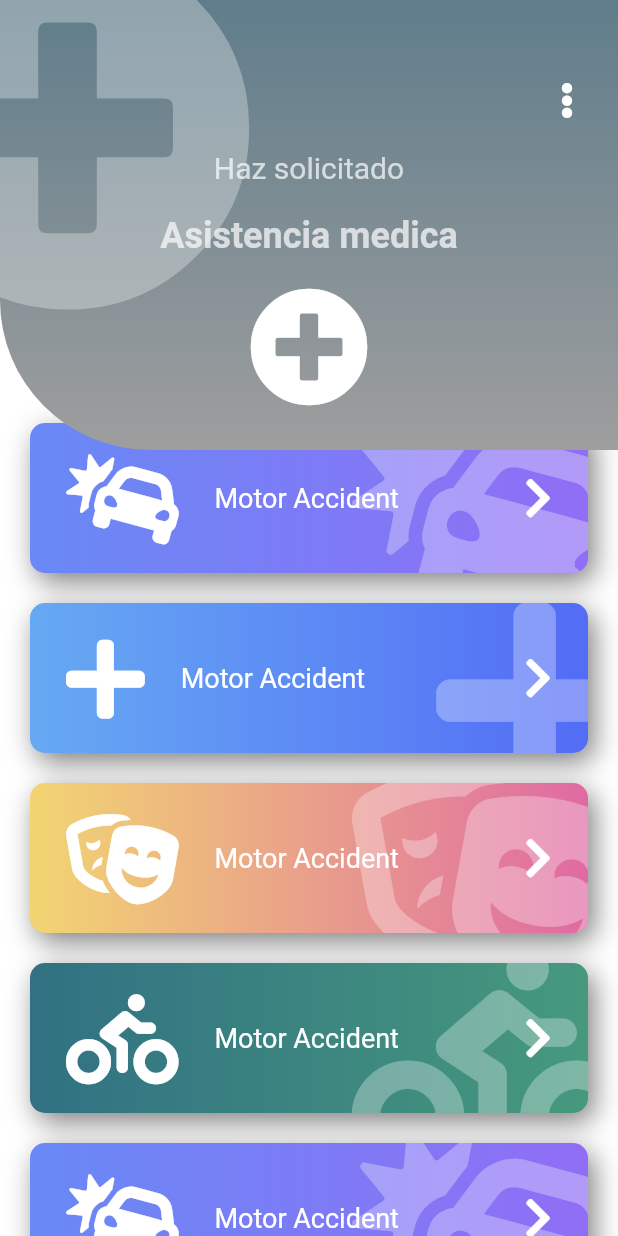
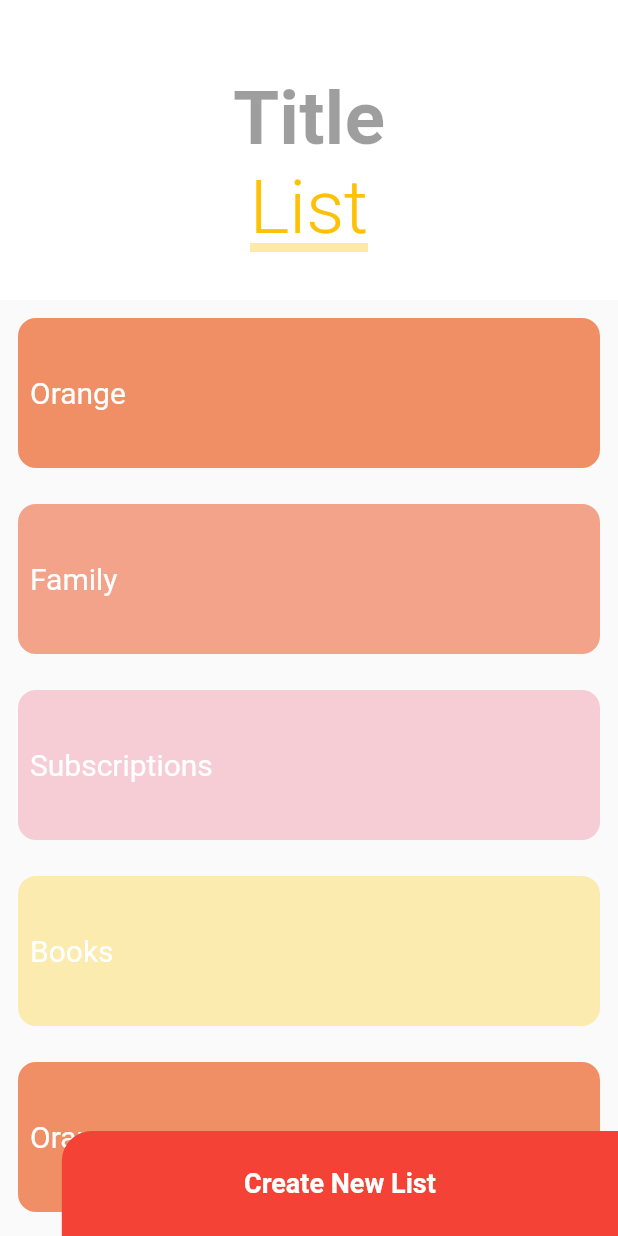
Before and after one commit to CrisRonda/flutter-animations, a Flutter app: the screen it shows after launch, on a phone screen of 412 x 824 dp. Run offline on Flutter 3.47's test engine with Material 2 defaults, Android fonts, the phone set to English and light mode, and no system bars; our stand-ins replace animate_do, flutter_svg, font_awesome_flutter.

Commit message:
Sliver List App

```diff
--- a/lib/main.dart
+++ b/lib/main.dart
@@ -5,7 +5,8 @@
 // import 'package:animations/src/pages/circular_graph_pages.dart';
 // import 'package:animations/src/pages/slide_show_page.dart';
 // import 'package:animations/src/pages/pinterest_page.dart';
-import 'package:animations/src/pages/emergency_page.dart';
+// import 'package:animations/src/pages/emergency_page.dart';
+import 'package:animations/src/pages/sliver_page.dart';
 import 'package:flutter/material.dart';
 
 void main() => runApp(MyApp());
@@ -16,6 +17,6 @@ class MyApp extends StatelessWidget {
     return MaterialApp(
         title: 'Material App',
         debugShowCheckedModeBanner: false,
-        home: EmergencyPage());
+        home: SliverPage());
   }
 }
--- /dev/null
+++ b/lib/src/pages/sliver_page.dart
@@ -0,0 +1,203 @@
+import 'package:flutter/material.dart';
+
+class SliverPage extends StatelessWidget {
+  const SliverPage({Key? key}) : super(key: key);
+
+  @override
+  Widget build(BuildContext context) {
+    return Scaffold(
+      body: Stack(children: [
+        _MainScroll(),
+        Positioned(bottom: 0, right: 0, child: _ButtonNewList())
+      ]),
+      // body: _ListViewWithSliver(),
+    );
+  }
+}
+
+class _ButtonNewList extends StatelessWidget {
+  const _ButtonNewList({Key? key}) : super(key: key);
+
+  @override
+  Widget build(BuildContext context) {
+    final size = MediaQuery.of(context).size;
+    return GestureDetector(
+      onTap: () {},
+      child: Container(
+        height: 70,
+        alignment: Alignment.center,
+        width: size.width * 0.9,
+        child: Text(
+          "Create New List",
+          style: TextStyle(
+              color: Colors.white, fontWeight: FontWeight.w700, fontSize: 18),
+        ),
+        decoration: BoxDecoration(
+          color: Colors.red,
+          borderRadius: BorderRadius.only(topLeft: Radius.circular(20)),
+        ),
+      ),
+    );
+  }
+}
+
+class _MainScroll extends StatelessWidget {
+  final items = [
+    _ListItem(title: 'Orange', color: Color(0xffF08F66)),
+    _ListItem(title: 'Family', color: Color(0xffF2A38A)),
+    _ListItem(title: 'Subscriptions', color: Color(0xffF7CDD5)),
+    _ListItem(title: 'Books', color: Color(0xffFCEBAF)),
+    _ListItem(title: 'Orange', color: Color(0xffF08F66)),
+    _ListItem(title: 'Family', color: Color(0xffF2A38A)),
+    _ListItem(title: 'Subscriptions', color: Color(0xffF7CDD5)),
+    _ListItem(title: 'Books', color: Color(0xffFCEBAF)),
+    _ListItem(title: 'Orange', color: Color(0xffF08F66)),
+    _ListItem(title: 'Family', color: Color(0xffF2A38A)),
+    _ListItem(title: 'Subscriptions', color: Color(0xffF7CDD5)),
+    _ListItem(title: 'Books', color: Color(0xffFCEBAF)),
+    _ListItem(title: 'Orange', color: Color(0xffF08F66)),
+    _ListItem(title: 'Family', color: Color(0xffF2A38A)),
+    _ListItem(title: 'Subscriptions', color: Color(0xffF7CDD5)),
+    _ListItem(title: 'Books', color: Color(0xffFCEBAF)),
+  ];
+
+  @override
+  Widget build(BuildContext context) {
+    return CustomScrollView(
+      slivers: [
+        // SliverAppBar(
+        //   backgroundColor: Colors.red,
+        //   title: Text("Holiiiii"),
+        //   floating: true,
+        // ),
+        SliverPersistentHeader(
+            floating: true,
+            delegate: _SliverCustomHeaderDelegate(
+                maxHeight: 200,
+                minHeight: 170,
+                child: Container(color: Colors.white, child: _Title()))),
+        SliverList(
+            delegate:
+                SliverChildListDelegate([...items, SizedBox(height: 100)])),
+      ],
+    );
+  }
+}
+
+class _SliverCustomHeaderDelegate extends SliverPersistentHeaderDelegate {
+  final double minHeight;
+  final double maxHeight;
+  final Widget child;
+  _SliverCustomHeaderDelegate(
+      {required this.minHeight, required this.maxHeight, required this.child});
+  @override
+  Widget build(
+      BuildContext context, double shrinkOffset, bool overlapsContent) {
+    return SizedBox.expand(child: child);
+  }
+
+  @override
+  double get maxExtent => maxHeight > minExtent ? maxHeight : minExtent;
+
+  @override
+  double get minExtent => minHeight < maxHeight ? minHeight : maxHeight;
+
+  @override
+  bool shouldRebuild(covariant _SliverCustomHeaderDelegate oldDelegate) {
+    return maxHeight != oldDelegate.maxHeight ||
+        minHeight != oldDelegate.minHeight ||
+        child != oldDelegate.child;
+  }
+}
+
+class _Title extends StatelessWidget {
+  const _Title({Key? key}) : super(key: key);
+
+  @override
+  Widget build(BuildContext context) {
+    return Container(
+      margin: EdgeInsets.only(top: 50),
+      child: Column(
+        children: [
+          Text(
+            'Title',
+            style: TextStyle(
+                color: Colors.black38,
+                fontSize: 50,
+                fontWeight: FontWeight.w600),
+          ),
+          Stack(
+            children: [
+              Positioned(
+                  bottom: 0,
+                  child: Container(
+                    width: 150,
+                    height: 6,
+                    color: Colors.amber.withOpacity(.3).withAlpha(90),
+                  )),
+              Container(
+                child: Text(
+                  "List",
+                  style: TextStyle(
+                      color: Colors.amber,
+                      fontSize: 50,
+                      fontWeight: FontWeight.w300),
+                ),
+              ),
+            ],
+          )
+        ],
+      ),
+    );
+  }
+}
+
+class _ListViewWithSliver extends StatelessWidget {
+  @override
+  Widget build(BuildContext context) {
+    final items = [
+      _ListItem(title: 'Orange', color: Color(0xffF08F66)),
+      _ListItem(title: 'Family', color: Color(0xffF2A38A)),
+      _ListItem(title: 'Subscriptions', color: Color(0xffF7CDD5)),
+      _ListItem(title: 'Books', color: Color(0xffFCEBAF)),
+      _ListItem(title: 'Orange', color: Color(0xffF08F66)),
+      _ListItem(title: 'Family', color: Color(0xffF2A38A)),
+      _ListItem(title: 'Subscriptions', color: Color(0xffF7CDD5)),
+      _ListItem(title: 'Books', color: Color(0xffFCEBAF)),
+    ];
+    return ListView.builder(
+        physics: BouncingScrollPhysics(),
+        itemCount: items.length,
+        itemBuilder: (context, index) {
+          return items[index];
+        });
+  }
+}
+
+class _ListItem extends StatelessWidget {
+  final String title;
+  final Color color;
+  const _ListItem({
+    Key? key,
+    required this.title,
+    required this.color,
+  }) : super(key: key);
+
+  @override
+  Widget build(BuildContext context) {
+    return Container(
+      padding: EdgeInsets.all(8),
+      height: 100,
+      width: 100,
+      alignment: Alignment.centerLeft,
+      child: Text(
+        this.title,
+        style: TextStyle(color: Colors.white, fontSize: 20),
+      ),
+      margin: EdgeInsets.all(12),
+      decoration: BoxDecoration(
+          color: this.color,
+          borderRadius: BorderRadius.all(Radius.circular(12))),
+    );
+  }
+}
```
